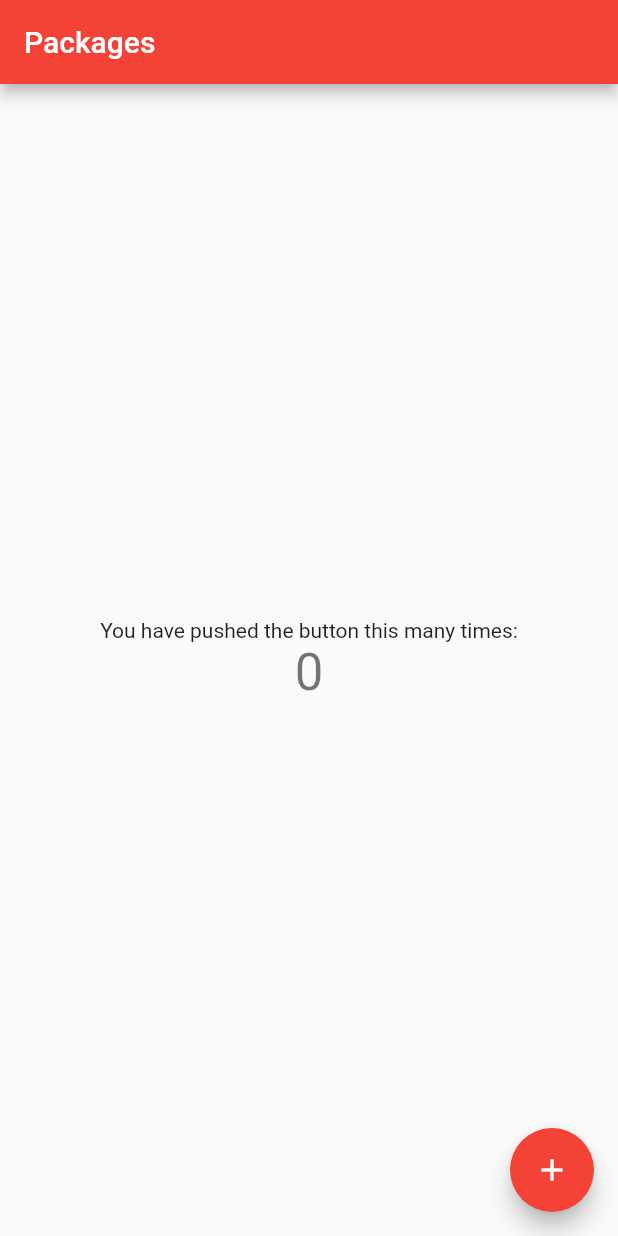
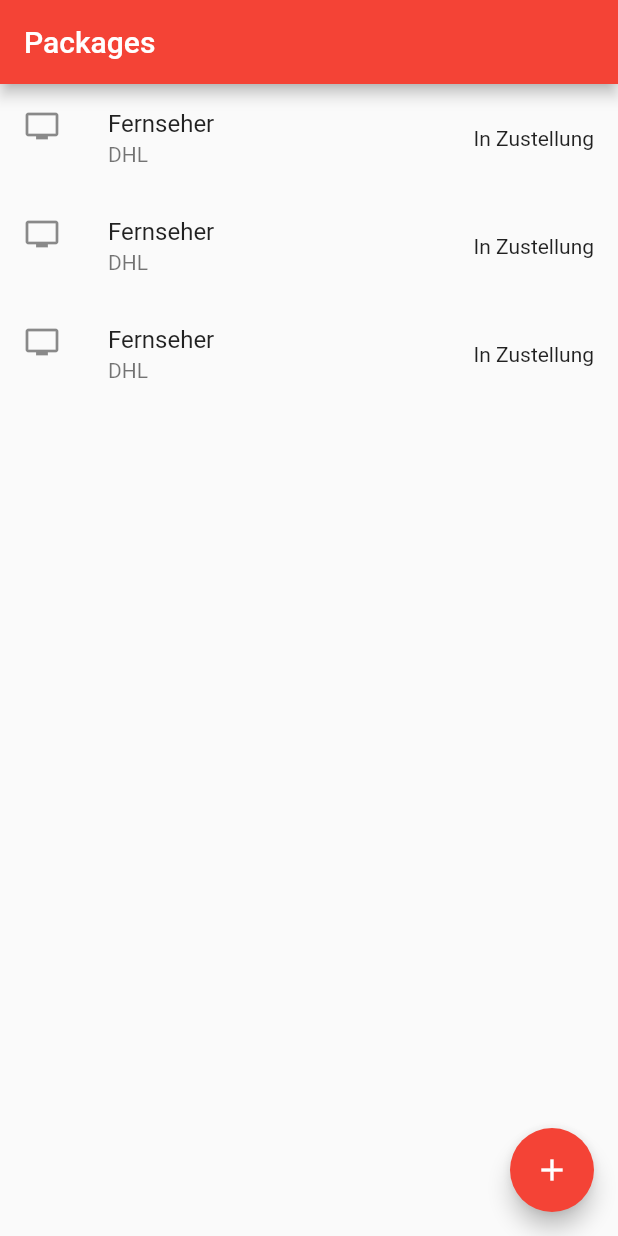
Before and after one commit to qt1337/PackageDeliveryBoi, a Flutter app: the screen it shows after launch, on a phone screen of 412 x 824 dp. Run offline on Flutter 3.47's test engine with Material 2 defaults, Android fonts, the phone set to English and light mode, and no system bars.

Commit message:
:sparkles: Implemented a ListView.

```diff
--- a/lib/views/PackageList.dart
+++ b/lib/views/PackageList.dart
@@ -10,13 +10,6 @@
 }
 
 class _PackageListState extends State<PackageList> {
-  int _counter = 0;
-
-  void _incrementCounter() {
-    setState(() {
-      _counter++;
-    });
-  }
 
   @override
   Widget build(BuildContext context) {
@@ -24,25 +17,38 @@
       appBar: AppBar(
         title: Text(widget.title),
       ),
-      body: Center(
-        child: Column(
-          mainAxisAlignment: MainAxisAlignment.center,
-          children: <Widget>[
-            Text(
-              'You have pushed the button this many times:',
-            ),
-            Text(
-              '$_counter',
-              style: Theme.of(context).textTheme.display1,
-            ),
-          ],
-        ),
-      ),
+      body: getPackageListView(),
       floatingActionButton: FloatingActionButton(
-        onPressed: _incrementCounter,
-        tooltip: 'Increment',
+        tooltip: 'Add Package',
         child: Icon(Icons.add),
       ), // This trailing comma makes auto-formatting nicer for build methods.
     );
   }
 }
+
+Widget getPackageListView() {
+  var packageListView = ListView(
+    children: <Widget>[
+
+      ListTile(
+        leading: Icon(Icons.tv),
+        title: Text("Fernseher"),
+        subtitle: Text("DHL"),
+        trailing: Text("In Zustellung"),
+      ),
+      ListTile(
+        leading: Icon(Icons.tv),
+        title: Text("Fernseher"),
+        subtitle: Text("DHL"),
+        trailing: Text("In Zustellung"),
+      ),
+      ListTile(
+        leading: Icon(Icons.tv),
+        title: Text("Fernseher"),
+        subtitle: Text("DHL"),
+        trailing: Text("In Zustellung"),
+      ),
+    ],
+  );
+  return packageListView;
+}
```
